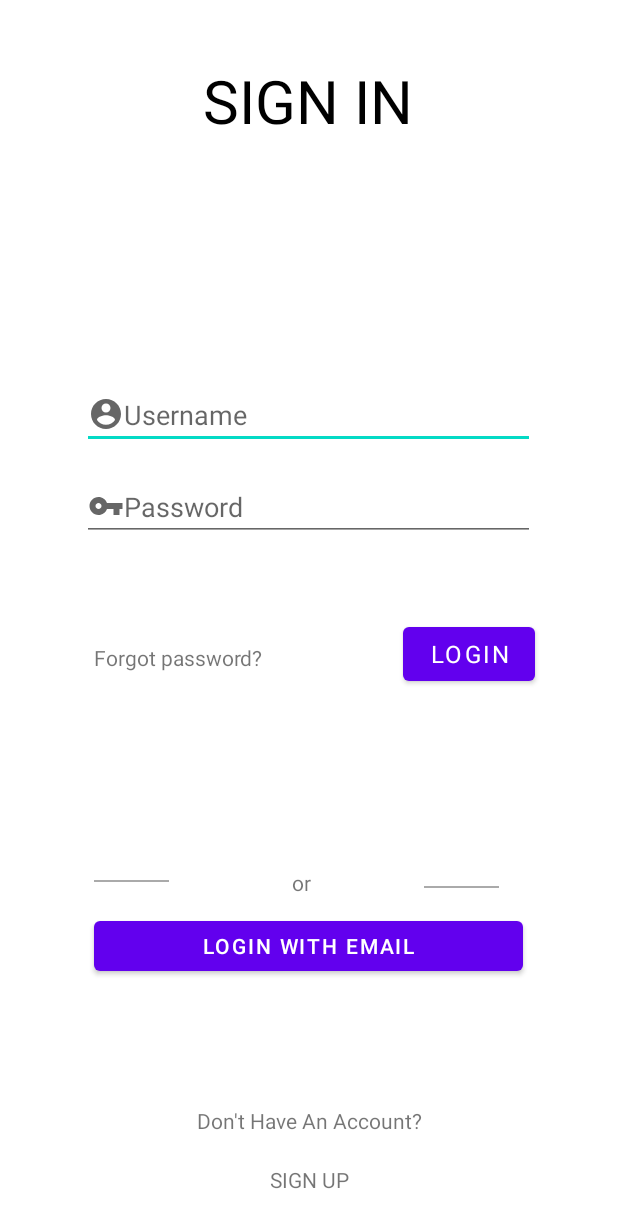
After one commit to DreemWorld/coursework, an Android app: the layout fragment_sign_up.xml on its own in the app's theme, with its tools: preview values and no code run, on a phone screen of 412 x 824 dp. The commit adds this screen. Shown: the top 1228 px of the screen. Run offline under Robolectric (Android 15) with nearby library versions, the phone set to English and light mode, and no system bars.

Commit message:
add two fragmrnt

```diff
--- a/application/app/build.gradle
+++ b/application/app/build.gradle
@@ -41,6 +41,7 @@ dependencies {
     implementation 'androidx.appcompat:appcompat:1.3.1'
     implementation 'com.google.android.material:material:1.4.0'
     implementation 'androidx.constraintlayout:constraintlayout:2.1.1'
+    implementation 'androidx.legacy:legacy-support-v4:1.0.0'
     testImplementation 'junit:junit:4.+'
     androidTestImplementation 'androidx.test.ext:junit:1.1.3'
     androidTestImplementation 'androidx.test.espresso:espresso-core:3.4.0'
--- /dev/null
+++ b/application/app/src/main/res/layout/fragment_sign_up.xml
@@ -0,0 +1,134 @@
+<?xml version="1.0" encoding="utf-8"?>
+<androidx.constraintlayout.widget.ConstraintLayout
+    xmlns:android="http://schemas.android.com/apk/res/android"
+    xmlns:app="http://schemas.android.com/apk/res-auto"
+    xmlns:tools="http://schemas.android.com/tools"
+    android:layout_width="match_parent"
+    android:layout_height="match_parent"
+    tools:context=".sign.SignUp">
+
+    <TextView
+        android:id="@+id/textSignIn"
+        android:layout_width="wrap_content"
+        android:layout_height="wrap_content"
+        android:layout_marginTop="40dp"
+        android:text="SIGN IN"
+        android:textColor="@color/black"
+        android:textSize="40dp"
+        app:layout_constraintEnd_toEndOf="parent"
+        app:layout_constraintHorizontal_bias="0.498"
+        app:layout_constraintStart_toStartOf="parent"
+        app:layout_constraintTop_toTopOf="parent" />
+
+    <EditText
+        android:id="@+id/username"
+        android:layout_width="302dp"
+        android:layout_height="45dp"
+        android:layout_marginTop="160dp"
+        android:drawableStart="@drawable/ic_baseline_account_circle_24"
+        android:hint="Username"
+        android:inputType="text"
+        app:layout_constraintEnd_toEndOf="parent"
+        app:layout_constraintHorizontal_bias="0.495"
+        app:layout_constraintStart_toStartOf="parent"
+        app:layout_constraintTop_toBottomOf="@+id/textSignIn" />
+
+    <EditText
+        android:id="@+id/password"
+        android:layout_width="302dp"
+        android:layout_height="wrap_content"
+        android:layout_marginTop="16dp"
+        android:drawableStart="@drawable/ic_baseline_vpn_key_24"
+        android:hint="Password"
+        android:inputType="textPassword"
+        app:layout_constraintEnd_toEndOf="parent"
+        app:layout_constraintHorizontal_bias="0.495"
+        app:layout_constraintStart_toStartOf="parent"
+        app:layout_constraintTop_toBottomOf="@+id/username" />
+
+    <TextView
+        android:id="@+id/forgotPassword"
+        android:layout_width="wrap_content"
+        android:layout_height="wrap_content"
+        android:layout_alignParentStart="true"
+        android:layout_centerVertical="true"
+        android:layout_marginStart="8dp"
+        android:layout_marginTop="68dp"
+        android:text="Forgot password?"
+        app:layout_constraintStart_toStartOf="@+id/password"
+        app:layout_constraintTop_toBottomOf="@+id/password" />
+
+    <Button
+        android:id="@+id/btn_login"
+        style="@style/MainText"
+        android:layout_width="wrap_content"
+        android:layout_height="wrap_content"
+        android:layout_alignParentEnd="true"
+        android:layout_marginTop="51dp"
+        android:text="@string/login"
+        app:layout_constraintEnd_toEndOf="@+id/password"
+        app:layout_constraintTop_toBottomOf="@+id/password" />
+
+    <View
+        android:id="@+id/line"
+        android:layout_width="50dp"
+        android:layout_height="1dp"
+        android:layout_marginBottom="20dp"
+        android:background="@android:color/darker_gray"
+        app:layout_constraintBottom_toTopOf="@+id/btnLoginWithEmail"
+        app:layout_constraintStart_toStartOf="@+id/btnLoginWithEmail" />
+
+    <TextView
+        android:id="@+id/textView"
+        android:layout_width="wrap_content"
+        android:layout_height="wrap_content"
+        android:layout_marginStart="48dp"
+        android:layout_marginBottom="10dp"
+        android:text="or"
+        app:layout_constraintBottom_toTopOf="@+id/btnLoginWithEmail"
+        app:layout_constraintEnd_toStartOf="@+id/line1"
+        app:layout_constraintHorizontal_bias="0.312"
+        app:layout_constraintStart_toEndOf="@+id/line" />
+
+    <View
+        android:id="@+id/line1"
+        android:layout_width="50dp"
+        android:layout_height="1dp"
+        android:layout_marginEnd="16dp"
+        android:layout_marginBottom="16dp"
+        android:background="@android:color/darker_gray"
+        app:layout_constraintBottom_toTopOf="@+id/btnLoginWithEmail"
+        app:layout_constraintEnd_toEndOf="@+id/btnLoginWithEmail" />
+
+    <Button
+        android:id="@+id/btnLoginWithEmail"
+        android:layout_width="286dp"
+        android:layout_height="45dp"
+        android:layout_marginBottom="84dp"
+        android:text="LOGIN WITH EMAIL"
+        app:layout_constraintBottom_toTopOf="@+id/createAccount"
+        app:layout_constraintEnd_toEndOf="parent"
+        app:layout_constraintHorizontal_bias="0.496"
+        app:layout_constraintStart_toStartOf="parent" />
+
+    <TextView
+        android:id="@+id/createAccount"
+        android:layout_width="wrap_content"
+        android:layout_height="wrap_content"
+        android:layout_marginBottom="20dp"
+        android:text="Don't Have An Account?"
+        app:layout_constraintBottom_toTopOf="@+id/textSignUp"
+        app:layout_constraintEnd_toEndOf="parent"
+        app:layout_constraintStart_toStartOf="parent" />
+
+    <TextView
+        android:id="@+id/textSignUp"
+        android:layout_width="wrap_content"
+        android:layout_height="wrap_content"
+        android:layout_marginBottom="28dp"
+        android:text="SIGN UP"
+        app:layout_constraintBottom_toBottomOf="parent"
+        app:layout_constraintEnd_toEndOf="parent"
+        app:layout_constraintStart_toStartOf="parent" />
+
+</androidx.constraintlayout.widget.ConstraintLayout>
--- a/application/app/src/main/res/values/strings.xml
+++ b/application/app/src/main/res/values/strings.xml
@@ -1,4 +1,6 @@
 <resources>
     <string name="app_name">KishLish</string>
     <string name="login">Login</string>
+    <!-- TODO: Remove or change this placeholder text -->
+    <string name="hello_blank_fragment">Hello blank fragment</string>
 </resources>
```
Also changed, not shown: application/app/src/main/AndroidManifest.xml (+13 -16 lines), application/app/src/main/java/coursework/gi/kishlish/MainActivity.kt (added, +11 -0 lines), application/app/src/main/java/coursework/gi/kishlish/StartingBootActivity.kt (deleted, +0 -30 lines), application/app/src/main/java/coursework/gi/kishlish/sign/SignIn.kt (added, +60 -0 lines), application/app/src/main/java/coursework/gi/kishlish/sign/SignInActivity.kt (deleted, +0 -29 lines), application/app/src/main/java/coursework/gi/kishlish/sign/SignUp.kt (added, +60 -0 lines), application/app/src/main/res/drawable/ic_baseline_mail_outline_24.xml (added, +10 -0 lines), application/app/src/main/res/layout/activity_main.xml (added, +9 -0 lines), application/app/src/main/res/layout/activity_sign_in.xml (deleted, +0 -108 lines), application/app/src/main/res/layout/activity_starting_boot.xml (deleted, +0 -21 lines), application/app/src/main/res/layout/fragment_sign_in.xml (added, +114 -0 lines).
